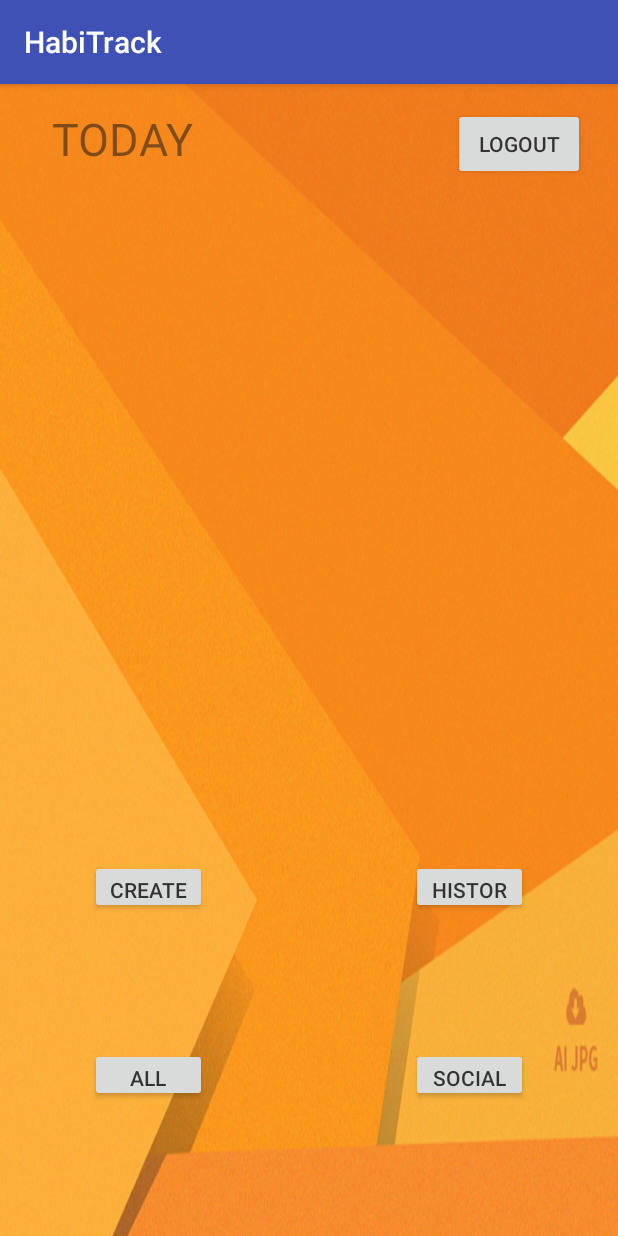
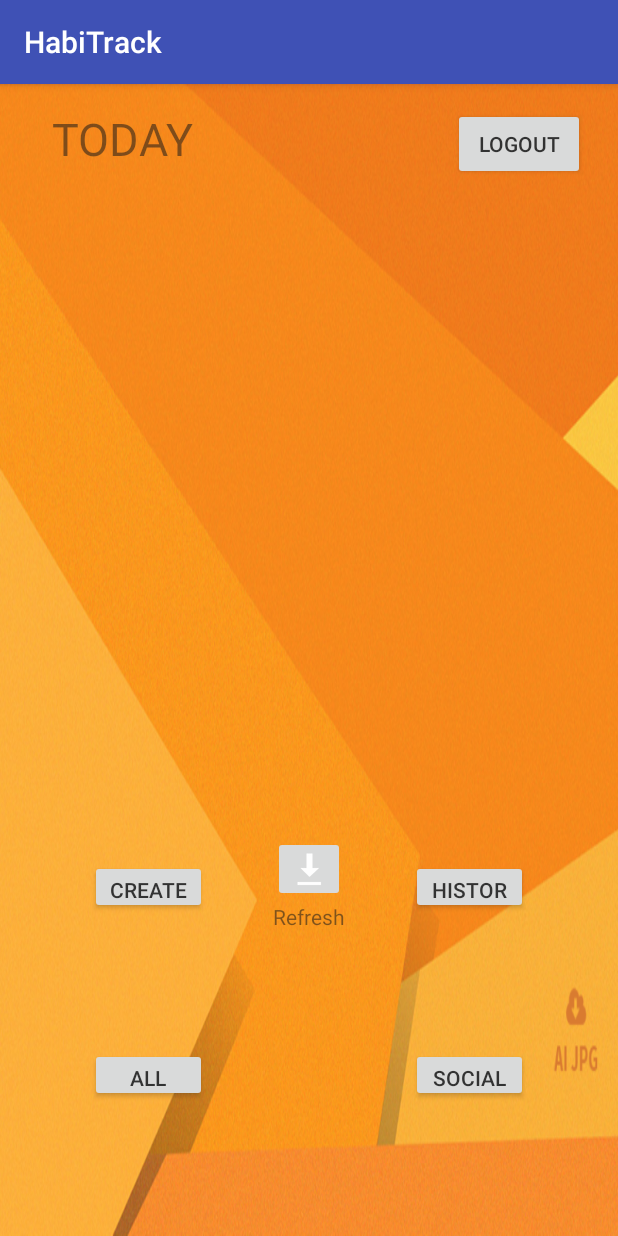
Before and after one commit to ybekele/gitrekt, an Android app: the MainActivity screen opened directly, with no data from a screen before it, on a phone screen of 412 x 824 dp. Run offline under Robolectric (Android 15) with nearby library versions, the phone set to English and light mode, and no system bars; libraries missing offline, so code that uses them is left out: junit.runner; pictures from the network do not load.

Commit message:
add refresh button and its label

```diff
--- a/HabiTrack/app/src/main/res/layout/activity_main.xml
+++ b/HabiTrack/app/src/main/res/layout/activity_main.xml
@@ -95,4 +95,28 @@
         app:layout_constraintStart_toEndOf="@+id/todayView"
         app:layout_constraintTop_toTopOf="parent"
         app:layout_constraintVertical_bias="0.0" />
+
+    <ImageButton
+        android:id="@+id/refreshButton"
+        android:layout_width="wrap_content"
+        android:layout_height="wrap_content"
+
+        android:layout_marginEnd="8dp"
+        android:layout_marginStart="8dp"
+        android:layout_marginTop="8dp"
+        app:layout_constraintEnd_toEndOf="parent"
+        app:layout_constraintStart_toStartOf="parent"
+        app:layout_constraintTop_toBottomOf="@+id/listView"
+        app:srcCompat="@android:drawable/stat_sys_download_done" />
+
+    <TextView
+        android:id="@+id/refreshLabel"
+        android:layout_width="wrap_content"
+        android:layout_height="wrap_content"
+        android:layout_marginEnd="8dp"
+        android:layout_marginStart="8dp"
+        android:text="Refresh"
+        app:layout_constraintEnd_toEndOf="parent"
+        app:layout_constraintStart_toStartOf="parent"
+        app:layout_constraintTop_toBottomOf="@+id/refreshButton" />
 </android.support.constraint.ConstraintLayout>
```
